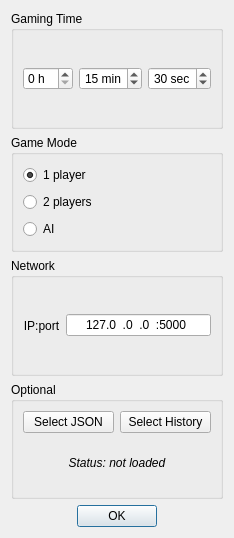
This is data/ui/start_dialog_ui.ui in tommikulevich/chess-gaming-platform as Qt 5 draws it before an edit. The edited form follows.
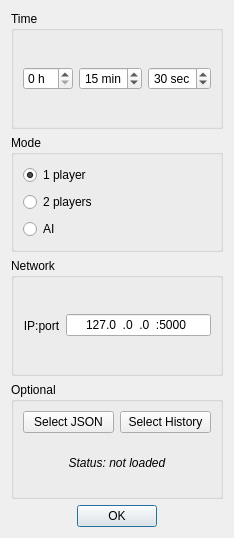
This is the edited form.

Diff of the .ui file:
```diff
--- a/data/ui/start_dialog_ui.ui
+++ b/data/ui/start_dialog_ui.ui
@@ -17,7 +17,7 @@
    <item>
     <widget class="QGroupBox" name="timeBlock">
      <property name="title">
-      <string>Gaming Time</string>
+      <string>Time</string>
      </property>
      <layout class="QHBoxLayout" name="horizontalLayout">
       <item>
@@ -74,7 +74,7 @@
    <item>
     <widget class="QGroupBox" name="modeBlock">
      <property name="title">
-      <string>Game Mode</string>
+      <string>Mode</string>
      </property>
      <layout class="QVBoxLayout" name="verticalLayout_2">
       <item>
```
